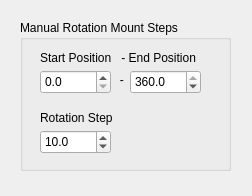
Above: Avasoft_thorlabs_kikkare/rotation_mount_settings_widget.ui from AlwaysLati/thorlabs_rotation_stage_controller before the change. Below: the same form after it.
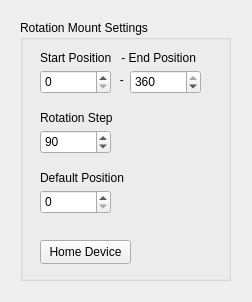
That is the form after the change.

The edit to the form file:
```diff
--- a/Avasoft_thorlabs_kikkare/rotation_mount_settings_widget.ui
+++ b/Avasoft_thorlabs_kikkare/rotation_mount_settings_widget.ui
@@ -7,7 +7,7 @@
     <x>0</x>
     <y>0</y>
     <width>252</width>
-    <height>196</height>
+    <height>302</height>
    </rect>
   </property>
   <property name="windowTitle">
@@ -19,11 +19,11 @@
      <x>20</x>
      <y>20</y>
      <width>211</width>
-     <height>151</height>
+     <height>261</height>
     </rect>
    </property>
    <property name="title">
-    <string>Manual Rotation Mount Steps</string>
+    <string>Rotation Mount Settings</string>
    </property>
    <widget class="QLabel" name="label_3">
     <property name="geometry">
@@ -51,7 +51,7 @@
      <string>   -</string>
     </property>
    </widget>
-   <widget class="QDoubleSpinBox" name="EndPos">
+   <widget class="QSpinBox" name="EndPos">
     <property name="geometry">
      <rect>
       <x>110</x>
@@ -60,17 +60,14 @@
       <height>24</height>
      </rect>
     </property>
-    <property name="decimals">
-     <number>1</number>
-    </property>
     <property name="maximum">
-     <double>360.000000000000000</double>
+     <number>360</number>
     </property>
     <property name="value">
-     <double>360.000000000000000</double>
+     <number>360</number>
     </property>
    </widget>
-   <widget class="QDoubleSpinBox" name="StartPos">
+   <widget class="QSpinBox" name="StartPos">
     <property name="geometry">
      <rect>
       <x>20</x>
@@ -79,14 +76,8 @@
       <height>24</height>
      </rect>
     </property>
-    <property name="decimals">
-     <number>1</number>
-    </property>
     <property name="maximum">
-     <double>360.000000000000000</double>
-    </property>
-    <property name="value">
-     <double>0.000000000000000</double>
+     <number>360</number>
     </property>
    </widget>
    <widget class="QLabel" name="label_5">
@@ -102,7 +93,7 @@
      <string>Rotation Step</string>
     </property>
    </widget>
-   <widget class="QDoubleSpinBox" name="RotationStep">
+   <widget class="QSpinBox" name="RotationStep">
     <property name="geometry">
      <rect>
       <x>20</x>
@@ -111,14 +102,53 @@
       <height>24</height>
      </rect>
     </property>
-    <property name="decimals">
-     <number>1</number>
+    <property name="maximum">
+     <number>360</number>
     </property>
+    <property name="value">
+     <number>90</number>
+    </property>
+   </widget>
+   <widget class="QPushButton" name="HomeDevBtn">
+    <property name="geometry">
+     <rect>
+      <x>20</x>
+      <y>220</y>
+      <width>91</width>
+      <height>24</height>
+     </rect>
+    </property>
+    <property name="text">
+     <string>Home Device</string>
+    </property>
+   </widget>
+   <widget class="QLabel" name="label_6">
+    <property name="geometry">
+     <rect>
+      <x>20</x>
+      <y>150</y>
+      <width>141</width>
+      <height>16</height>
+     </rect>
+    </property>
+    <property name="text">
+     <string>Default Position</string>
+    </property>
+   </widget>
+   <widget class="QSpinBox" name="DefaultAngle">
+    <property name="geometry">
+     <rect>
+      <x>20</x>
+      <y>170</y>
+      <width>71</width>
+      <height>24</height>
+     </rect>
+    </property>
     <property name="maximum">
-     <double>360.000000000000000</double>
+     <number>360</number>
     </property>
     <property name="value">
-     <double>10.000000000000000</double>
+     <number>0</number>
     </property>
    </widget>
   </widget>
```
